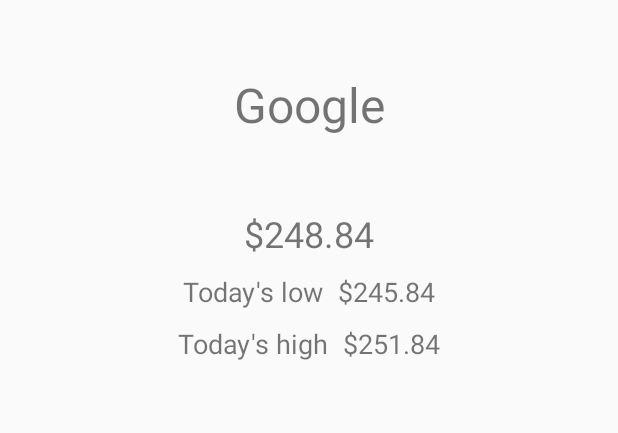
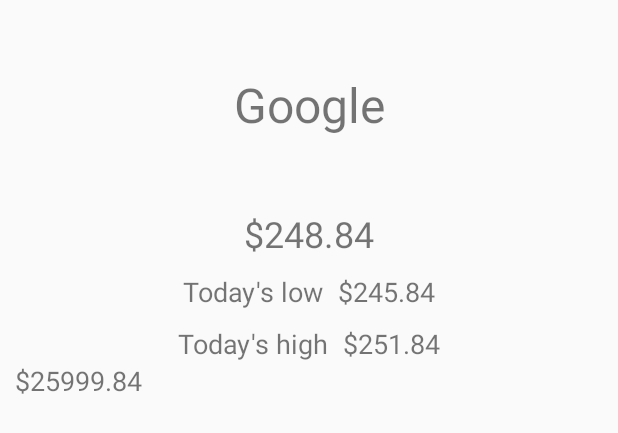
Before and after one commit to nsmirosh/Dividendify, an Android app: the layout stock_details_fragment.xml on its own in the app's theme, with its tools: preview values and no code run, on a phone screen of 412 x 824 dp. Shown: the top 433 px of the screen. Run offline under Robolectric (Android 15) with nearby library versions, the phone set to English and light mode, and no system bars; network calls fail.

```diff
--- /dev/null
+++ b/app/src/main/java/com/example/dividendify/models/ReportFrequency.kt
@@ -0,0 +1,5 @@
+package com.example.dividendify.models
+
+enum class ReportFrequency(val freq: String) {
+    ANNUAL("annual"), QUARTERLY("quarterly")
+}
--- a/app/src/main/java/com/example/dividendify/ui/details/StockDetailsViewModel.kt
+++ b/app/src/main/java/com/example/dividendify/ui/details/StockDetailsViewModel.kt
@@ -3,6 +3,9 @@ package com.example.dividendify.ui.details
 import androidx.lifecycle.LiveData
 import androidx.lifecycle.ViewModel
 import com.example.dividendify.data.StockRepository
+import com.example.dividendify.models.Financials
+import com.example.dividendify.models.FinancialsResponse
+import com.example.dividendify.models.ReportFrequency
 import com.example.dividendify.models.StockQuote
 
 class StockDetailsViewModel : ViewModel() {
@@ -10,9 +13,10 @@ class StockDetailsViewModel : ViewModel() {
     val stockRepo = StockRepository()
 
     val stockQuote: LiveData<StockQuote> = stockRepo.stockQuote
+    val financials: LiveData<List<Financials>> = stockRepo.financials
 
     fun onCreate(symbol: String) {
         stockRepo.getQuoteForStock(symbol)
-//        stockRepo.getDividendHistory(symbol, "2019-02-01", "2020-02-01")
+        stockRepo.getFinancials(symbol, /*ReportFrequency.ANNUAL*/null)
     }
 }
--- a/app/src/main/res/layout/stock_details_fragment.xml
+++ b/app/src/main/res/layout/stock_details_fragment.xml
@@ -77,4 +77,17 @@
         app:layout_constraintTop_toTopOf="@id/highToday"
         tools:text="$251.84" />
 
+
+
+
+    <TextView
+        android:id="@+id/assets"
+        android:layout_width="wrap_content"
+        android:layout_height="wrap_content"
+        android:layout_marginStart="10dp"
+        android:textSize="18sp"
+        app:layout_constraintStart_toStartOf="parent"
+        app:layout_constraintTop_toBottomOf="@id/highToday"
+        tools:text="$25999.84" />
+
 </androidx.constraintlayout.widget.ConstraintLayout>
```
Also changed, not shown: app/src/main/java/com/example/dividendify/data/StockRepository.kt (+7 -8 lines), app/src/main/java/com/example/dividendify/data/StocksService.kt (+10 -11 lines), app/src/main/java/com/example/dividendify/ui/details/StockDetailsFragment.kt (+8 -0 lines).
